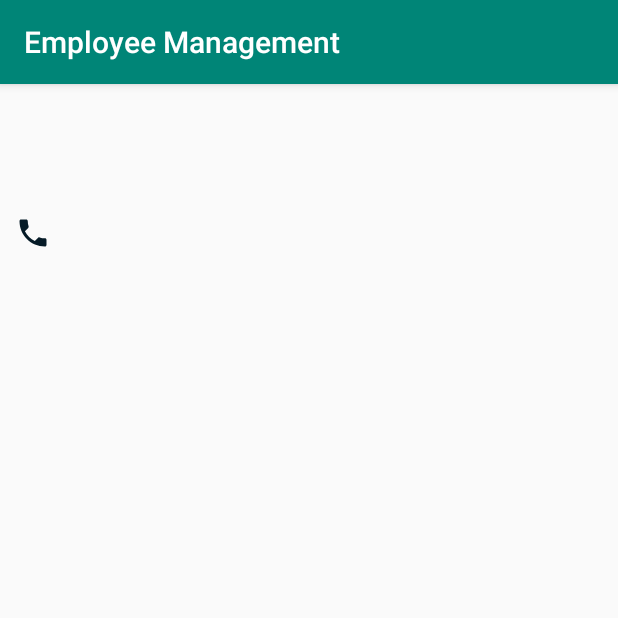
After one commit to moshiur-cse/EmployeeManagementApp, an Android app: the EmpDetailsActivity screen opened directly, with no data from a screen before it, on a phone screen of 412 x 824 dp, the top half of it. The commit adds this screen. Run offline under Robolectric (Android 15) with nearby library versions, the phone set to English and light mode, and no system bars; our stand-ins replace data binding.

Commit message:
Edit Update Delete and Phone Call

```diff
--- a/app/build.gradle
+++ b/app/build.gradle
@@ -17,6 +17,9 @@ android {
             proguardFiles getDefaultProguardFile('proguard-android-optimize.txt'), 'proguard-rules.pro'
         }
     }
+    dataBinding{
+        enabled true;
+    }
 }
 
 dependencies {
@@ -30,6 +33,7 @@ dependencies {
     implementation 'com.google.android.material:material:1.0.0'
 
     implementation "androidx.room:room-runtime:$room_version"
-    annotationProcessor "androidx.room:room-compiler:$room_version" // For Kotlin use kapt instead of annotationProcessor
+    annotationProcessor "androidx.room:room-compiler:$room_version"
+    // For Kotlin use kapt instead of annotationProcessor
 
 }
--- a/app/src/main/AndroidManifest.xml
+++ b/app/src/main/AndroidManifest.xml
@@ -2,6 +2,7 @@
 <manifest xmlns:android="http://schemas.android.com/apk/res/android"
     package="com.moshiurcse.employeemanagement">
 
+    <uses-permission android:name="android.permission.CALL_PHONE" />
     <application
         android:allowBackup="true"
         android:icon="@mipmap/ic_launcher"
@@ -9,7 +10,8 @@
         android:roundIcon="@mipmap/ic_launcher_round"
         android:supportsRtl="true"
         android:theme="@style/AppTheme">
-        <activity android:name=".EmployeeListActivity"></activity>
+        <activity android:name=".EmpDetailsActivity"></activity>
+        <activity android:name=".EmployeeListActivity" />
         <activity android:name=".AdminDashboardActivity" />
         <activity android:name=".LoginActivity">
             <intent-filter>
--- a/app/src/main/java/com/moshiurcse/employeemanagement/EmployeeListActivity.java
+++ b/app/src/main/java/com/moshiurcse/employeemanagement/EmployeeListActivity.java
@@ -95,7 +95,7 @@ public class EmployeeListActivity extends AppCompatActivity {
 
 
     }
-    /*private List<BaseSalarriedEmployee> genereateEmployeeData(){
+    private List<BaseSalarriedEmployee> genereateEmployeeData(){
         List<BaseSalarriedEmployee> bslist=new ArrayList<>();
         bslist.add(new BaseSalarriedEmployee("Moshiur","12-03-1993", "moshiur@gmail.com","0171","manager","Gender", 1000));
         bslist.add(new BaseSalarriedEmployee("Moshiur","12-03-1993", "moshiur@gmail.com","0171","manager","Gender", 1000));
@@ -115,5 +115,5 @@ public class EmployeeListActivity extends AppCompatActivity {
         bslist.add(new BaseSalarriedEmployee("Moshiur","12-03-1993", "moshiur@gmail.com","0171","manager","Gender", 1000));
 
         return bslist;
-    }*/
+    }
 }
--- a/app/src/main/java/com/moshiurcse/employeemanagement/daos/BaseSalariedEmployeeDAO.java
+++ b/app/src/main/java/com/moshiurcse/employeemanagement/daos/BaseSalariedEmployeeDAO.java
@@ -25,5 +25,7 @@ public interface BaseSalariedEmployeeDAO {
     @Query("Select * from tbl_emp_base_salaried")
     List<BaseSalarriedEmployee> getAllBaseSalariedEmployee();
 
+    @Query("Select * from tbl_emp_base_salaried where emp_id like :empId ")
+    BaseSalarriedEmployee getBaseSalarriedEmpById(long empId);
 
 }
--- a/app/src/main/java/com/moshiurcse/employeemanagement/roomdb/EmployeeDB.java
+++ b/app/src/main/java/com/moshiurcse/employeemanagement/roomdb/EmployeeDB.java
@@ -19,7 +19,6 @@ import com.moshiurcse.employeemanagement.entities.HourlySalarriedEmployee;
 public abstract class EmployeeDB extends RoomDatabase {
 
     private static EmployeeDB db;
-
     public abstract BaseSalariedEmployeeDAO getBaseSalariedEmployeeDAO();
     public abstract HourlySalarriedEmployeeDAO getHourlySalarriedEmployeeDAO();
     public abstract BasePlusCommisionEmployeeDAO getBasePlusCommisionEmployeeDAO();
@@ -28,7 +27,9 @@ public abstract class EmployeeDB extends RoomDatabase {
         if(db!=null){
             return db;
         }
-        db= Room.databaseBuilder(context,EmployeeDB.class,"employee_db").allowMainThreadQueries().build();
+
+        //fallbackToDestructiveMigration()
+        db= Room.databaseBuilder(context,EmployeeDB.class,"employee_db").allowMainThreadQueries().fallbackToDestructiveMigration().build();
         return db;
     }
 }
--- /dev/null
+++ b/app/src/main/res/drawable/ic_call_black_24dp.xml
@@ -0,0 +1,5 @@
+<vector android:height="24dp" android:tint="#061B27"
+    android:viewportHeight="24.0" android:viewportWidth="24.0"
+    android:width="24dp" xmlns:android="http://schemas.android.com/apk/res/android">
+    <path android:fillColor="#FF000000" android:pathData="M6.62,10.79c1.44,2.83 3.76,5.14 6.59,6.59l2.2,-2.2c0.27,-0.27 0.67,-0.36 1.02,-0.24 1.12,0.37 2.33,0.57 3.57,0.57 0.55,0 1,0.45 1,1V20c0,0.55 -0.45,1 -1,1 -9.39,0 -17,-7.61 -17,-17 0,-0.55 0.45,-1 1,-1h3.5c0.55,0 1,0.45 1,1 0,1.25 0.2,2.45 0.57,3.57 0.11,0.35 0.03,0.74 -0.25,1.02l-2.2,2.2z"/>
+</vector>
--- /dev/null
+++ b/app/src/main/res/drawable/ic_delete_black_24dp.xml
@@ -0,0 +1,5 @@
+<vector android:height="24dp" android:tint="#FF2712"
+    android:viewportHeight="24.0" android:viewportWidth="24.0"
+    android:width="24dp" xmlns:android="http://schemas.android.com/apk/res/android">
+    <path android:fillColor="#FF000000" android:pathData="M6,19c0,1.1 0.9,2 2,2h8c1.1,0 2,-0.9 2,-2V7H6v12zM19,4h-3.5l-1,-1h-5l-1,1H5v2h14V4z"/>
+</vector>
--- /dev/null
+++ b/app/src/main/res/drawable/ic_message_black_24dp.xml
@@ -0,0 +1,5 @@
+<vector android:height="24dp" android:tint="#061B27"
+    android:viewportHeight="24.0" android:viewportWidth="24.0"
+    android:width="24dp" xmlns:android="http://schemas.android.com/apk/res/android">
+    <path android:fillColor="#FF000000" android:pathData="M20,2L4,2c-1.1,0 -1.99,0.9 -1.99,2L2,22l4,-4h14c1.1,0 2,-0.9 2,-2L22,4c0,-1.1 -0.9,-2 -2,-2zM18,14L6,14v-2h12v2zM18,11L6,11L6,9h12v2zM18,8L6,8L6,6h12v2z"/>
+</vector>
--- /dev/null
+++ b/app/src/main/res/layout/activity_emp_details.xml
@@ -0,0 +1,48 @@
+<?xml version="1.0" encoding="utf-8"?>
+
+<layout
+    xmlns:android="http://schemas.android.com/apk/res/android"
+    xmlns:app="http://schemas.android.com/apk/res-auto"
+    xmlns:tools="http://schemas.android.com/tools">
+<LinearLayout
+    android:layout_width="match_parent"
+    android:layout_height="match_parent"
+    android:orientation="vertical"
+    android:padding="10dp"
+    tools:context=".EmpDetailsActivity">
+
+    <TextView
+        android:layout_width="wrap_content"
+        android:layout_height="wrap_content"
+        android:id="@+id/details_emp_name"/>
+
+    <TextView
+        android:layout_width="wrap_content"
+        android:layout_height="wrap_content"
+        android:id="@+id/details_emp_designation"/>
+    <TextView
+        android:layout_width="wrap_content"
+        android:layout_height="wrap_content"
+        android:id="@+id/details_emp_dob"/>
+    <TextView
+        android:layout_width="wrap_content"
+        android:layout_height="wrap_content"
+        android:id="@+id/details_emp_email"/>
+    <TextView
+        android:layout_width="wrap_content"
+        android:layout_height="wrap_content"
+        android:drawableLeft="@drawable/ic_call_black_24dp"
+        android:id="@+id/details_emp_phone"/>
+    <TextView
+        android:layout_width="wrap_content"
+        android:layout_height="wrap_content"
+        android:id="@+id/details_emp_gender"/>
+    <TextView
+        android:layout_width="wrap_content"
+        android:layout_height="wrap_content"
+        android:id="@+id/details_emp_baseSalary"/>
+
+
+
+</LinearLayout>
+</layout>
```
Also changed, not shown: app/src/main/java/com/moshiurcse/employeemanagement/EmpDetailsActivity.java (added, +96 -0 lines), app/src/main/java/com/moshiurcse/employeemanagement/MainActivity.java (+57 -0 lines), app/src/main/java/com/moshiurcse/employeemanagement/adapters/BaseSalarriedEmployeeAdapter.java (+44 -3 lines), app/src/main/res/layout/activity_main.xml (+11 -0 lines).
